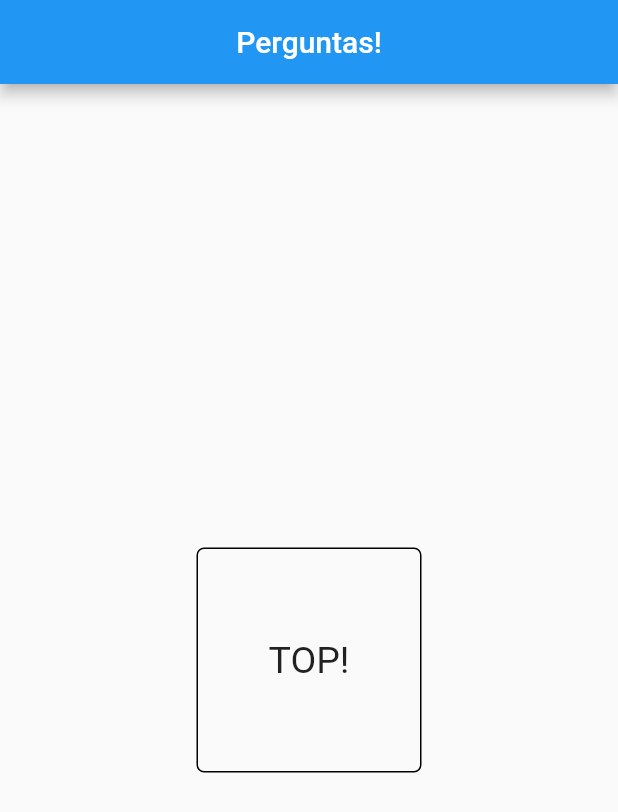
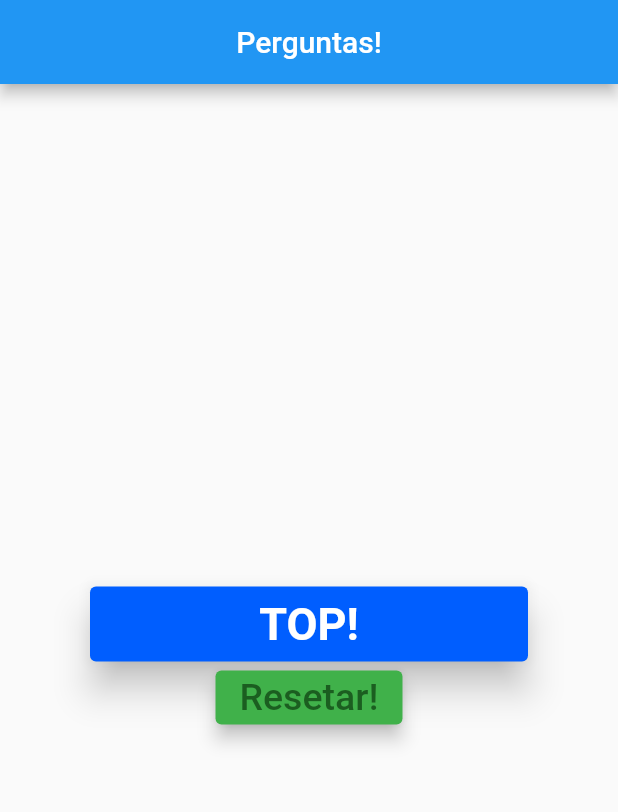
Before and after one commit to FelipiBuettgen/first_app_in_flutter, a Flutter app: the screen it shows after launch, after a tap on "Preto", after a tap on "Cachorro", after a tap on "Pascoa", on a phone screen of 412 x 824 dp. Shown: the top 812 px of the screen. Run offline on Flutter 3.47's test engine with Material 2 defaults, Android fonts, the phone set to English and light mode, and no system bars.

Commit message:
Codigo pronto

```diff
--- a/lib/main.dart
+++ b/lib/main.dart
@@ -53,7 +53,13 @@
     setState(() {
       _perguntaSelec++;
       totalpontos += pontos;
-      print(totalpontos);
+    });
+  }
+
+  void _reinit() {
+    setState(() {
+      _perguntaSelec = 0;
+      totalpontos = 0;
     });
   }
 
@@ -69,7 +75,10 @@
                 perguntaselec: _perguntaSelec,
                 perguntas: _perguntas,
                 responder: _responder)
-            : Resultado(pontuacao: totalpontos),
+            : Resultado(
+                pontuacao: totalpontos,
+                resetqs: _reinit,
+              ),
       ),
     );
   }
--- a/lib/resultado.dart
+++ b/lib/resultado.dart
@@ -4,7 +4,8 @@ import 'package:flutter/material.dart';
 
 class Resultado extends StatelessWidget {
   final int pontuacao;
-  const Resultado({super.key, required this.pontuacao});
+  final void Function() resetqs;
+  const Resultado({super.key, required this.pontuacao, required this.resetqs});
   String get resultado {
     if (pontuacao < 15) {
       return "Ok!";
@@ -17,20 +18,39 @@ class Resultado extends StatelessWidget {
 
   @override
   Widget build(BuildContext context) {
-    return Center(
-      child: Container(
-        width: 150,
-        height: 150,
-        decoration: BoxDecoration(
-          border: Border.all(),
-          borderRadius: BorderRadius.all(Radius.circular(5)),
+    return Column(
+      mainAxisAlignment: MainAxisAlignment.center,
+      children: [
+        Center(
+          child: Card(
+            elevation: 10,
+            borderOnForeground: true,
+            margin: EdgeInsets.fromLTRB(60, 0, 60, 0),
+            color: Color.fromARGB(255, 0, 94, 255),
+            child: Container(
+              height: 50,
+              alignment: Alignment.center,
+              child: Text(
+                resultado,
+                style: TextStyle(
+                    fontSize: 30,
+                    fontWeight: FontWeight.bold,
+                    color: Colors.white),
+              ),
+            ),
+          ),
         ),
-        alignment: Alignment.center,
-        child: Text(
-          resultado,
-          style: TextStyle(fontSize: 25),
-        ),
-      ),
+        ElevatedButton(
+            onPressed: resetqs,
+            child: Text(
+              'Resetar!',
+              style: TextStyle(fontSize: 25, color: Colors.green.shade900),
+            ),
+            style: ButtonStyle(
+                backgroundColor: MaterialStateProperty.all(
+                    const Color.fromARGB(255, 64, 177, 74)),
+                elevation: MaterialStateProperty.all(5)))
+      ],
     );
   }
 }
```
